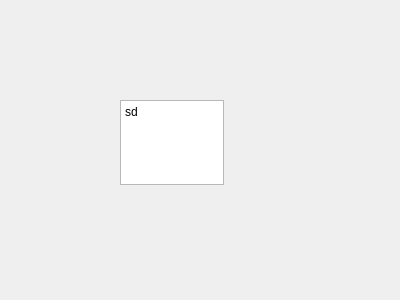
Before: the Qt Designer form main/plot_models/options.ui in Kirikus/2024_Experiments, drawn with Qt 5.
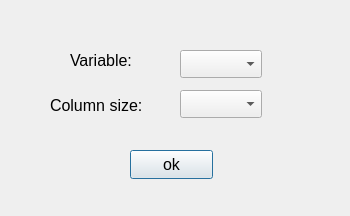
After: the same form once the commit is applied.

Commit message: many updates. In histogram I am going to finish pushButton "ok" and size of column tomorrow.

```diff
--- a/main/plot_models/options.ui
+++ b/main/plot_models/options.ui
@@ -6,31 +6,85 @@
    <rect>
     <x>0</x>
     <y>0</y>
-    <width>400</width>
-    <height>300</height>
+    <width>350</width>
+    <height>216</height>
    </rect>
   </property>
   <property name="windowTitle">
    <string>Dialog</string>
   </property>
-  <widget class="QTextEdit" name="textEdit">
+  <widget class="QComboBox" name="VariableComboBox">
    <property name="geometry">
     <rect>
-     <x>120</x>
-     <y>100</y>
-     <width>104</width>
-     <height>85</height>
+     <x>180</x>
+     <y>50</y>
+     <width>82</width>
+     <height>28</height>
     </rect>
    </property>
-   <property name="html">
-    <string>&lt;!DOCTYPE HTML PUBLIC &quot;-//W3C//DTD HTML 4.0//EN&quot; &quot;http://www.w3.org/TR/REC-html40/strict.dtd&quot;&gt;
-&lt;html&gt;&lt;head&gt;&lt;meta name=&quot;qrichtext&quot; content=&quot;1&quot; /&gt;&lt;meta charset=&quot;utf-8&quot; /&gt;&lt;style type=&quot;text/css&quot;&gt;
-p, li { white-space: pre-wrap; }
-hr { height: 1px; border-width: 0; }
-li.unchecked::marker { content: &quot;\2610&quot;; }
-li.checked::marker { content: &quot;\2612&quot;; }
-&lt;/style&gt;&lt;/head&gt;&lt;body style=&quot; font-family:'Segoe UI'; font-size:9pt; font-weight:400; font-style:normal;&quot;&gt;
-&lt;p style=&quot; margin-top:0px; margin-bottom:0px; margin-left:0px; margin-right:0px; -qt-block-indent:0; text-indent:0px;&quot;&gt;sd&lt;/p&gt;&lt;/body&gt;&lt;/html&gt;</string>
+  </widget>
+  <widget class="QLabel" name="VariableLabel">
+   <property name="geometry">
+    <rect>
+     <x>70</x>
+     <y>50</y>
+     <width>81</width>
+     <height>21</height>
+    </rect>
+   </property>
+   <property name="font">
+    <font>
+     <pointsize>12</pointsize>
+    </font>
+   </property>
+   <property name="text">
+    <string>Variable:</string>
+   </property>
+  </widget>
+  <widget class="QLabel" name="label">
+   <property name="geometry">
+    <rect>
+     <x>50</x>
+     <y>90</y>
+     <width>111</width>
+     <height>31</height>
+    </rect>
+   </property>
+   <property name="font">
+    <font>
+     <pointsize>12</pointsize>
+    </font>
+   </property>
+   <property name="text">
+    <string>Сolumn size:</string>
+   </property>
+  </widget>
+  <widget class="QComboBox" name="ColumnSizeComboBox">
+   <property name="geometry">
+    <rect>
+     <x>180</x>
+     <y>90</y>
+     <width>82</width>
+     <height>28</height>
+    </rect>
+   </property>
+  </widget>
+  <widget class="QPushButton" name="okPushButton">
+   <property name="geometry">
+    <rect>
+     <x>130</x>
+     <y>150</y>
+     <width>83</width>
+     <height>29</height>
+    </rect>
+   </property>
+   <property name="font">
+    <font>
+     <pointsize>12</pointsize>
+    </font>
+   </property>
+   <property name="text">
+    <string>ok</string>
    </property>
   </widget>
  </widget>
```
The commit also changes 14 other files.
